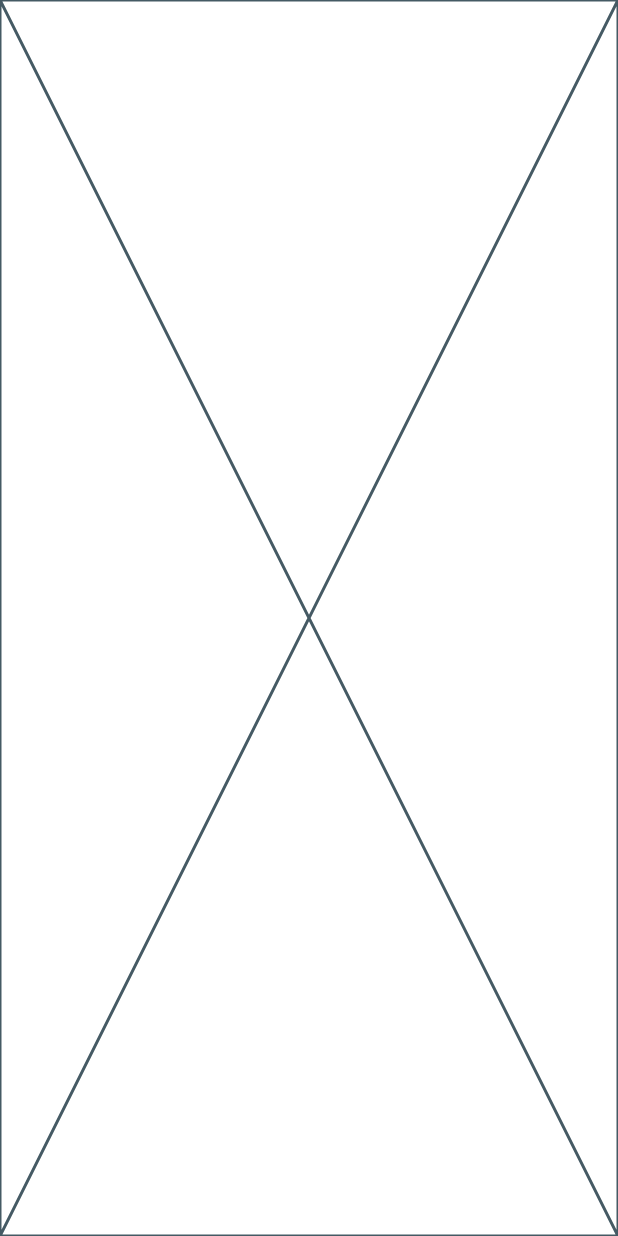
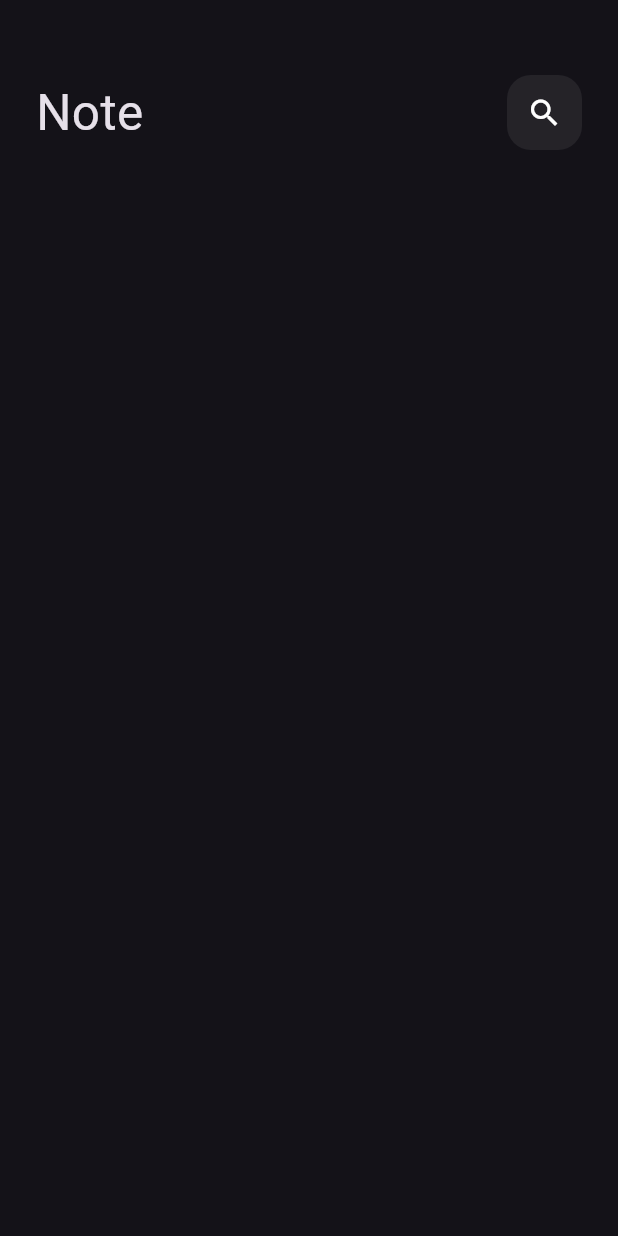
Before and after one commit to Abdualsslam/note_app, a Flutter app: the screen it shows after launch, on a phone screen of 412 x 824 dp. Run offline on Flutter 3.47's test engine with Material 3 defaults, Android fonts, the phone set to English and light mode, and no system bars.

```diff
--- a/app_note/lib/main.dart
+++ b/app_note/lib/main.dart
@@ -1,3 +1,4 @@
+import 'package:app_note/view/note_view.dart';
 import 'package:flutter/material.dart';
 
 void main() {
@@ -9,6 +10,10 @@ class NotesApp extends StatelessWidget {
 
   @override
   Widget build(BuildContext context) {
-    return const Placeholder();
+    return MaterialApp(
+      debugShowCheckedModeBanner: false,
+      theme: ThemeData(brightness: Brightness.dark),
+      home: NoteView(),
+    );
   }
 }
--- /dev/null
+++ b/app_note/lib/view/note_view.dart
@@ -0,0 +1,13 @@
+import 'package:app_note/view/widgets/notes_view_body.dart';
+import 'package:flutter/material.dart';
+
+class NoteView extends StatelessWidget {
+  const NoteView({super.key});
+
+  @override
+  Widget build(BuildContext context) {
+    return const Scaffold(
+      body: NoteViewBody(),
+    );
+  }
+}
--- /dev/null
+++ b/app_note/lib/view/widgets/custom_app_bar.dart
@@ -0,0 +1,20 @@
+import 'package:app_note/view/widgets/custom_search.dart';
+import 'package:flutter/material.dart';
+
+class CustomAppBar extends StatelessWidget {
+  const CustomAppBar({super.key});
+
+  @override
+  Widget build(BuildContext context) {
+    return Row(
+      children: [
+        const Text(
+          'Note',
+          style: TextStyle(fontSize: 33),
+        ),
+        Spacer(),
+        CustomSearch()
+      ],
+    );
+  }
+}
--- /dev/null
+++ b/app_note/lib/view/widgets/custom_search.dart
@@ -0,0 +1,19 @@
+import 'package:flutter/material.dart';
+
+class CustomSearch extends StatelessWidget {
+  const CustomSearch({
+    super.key,
+  });
+
+  @override
+  Widget build(BuildContext context) {
+    return Container(
+      height: 50,
+      width: 50,
+      decoration: BoxDecoration(
+          color: Colors.white.withOpacity(0.07),
+          borderRadius: BorderRadius.circular(16)),
+      child: Center(child: Icon(Icons.search)),
+    );
+  }
+}
--- /dev/null
+++ b/app_note/lib/view/widgets/notes_view_body.dart
@@ -0,0 +1,21 @@
+import 'package:app_note/view/widgets/custom_app_bar.dart';
+import 'package:flutter/material.dart';
+
+class NoteViewBody extends StatelessWidget {
+  const NoteViewBody({super.key});
+
+  @override
+  Widget build(BuildContext context) {
+    return const Padding(
+      padding: EdgeInsets.symmetric(horizontal: 24),
+      child: Column(
+        children: [
+          SizedBox(
+            height: 50,
+          ),
+          CustomAppBar(),
+        ],
+      ),
+    );
+  }
+}
```
Also changed, not shown: 1 other file.
